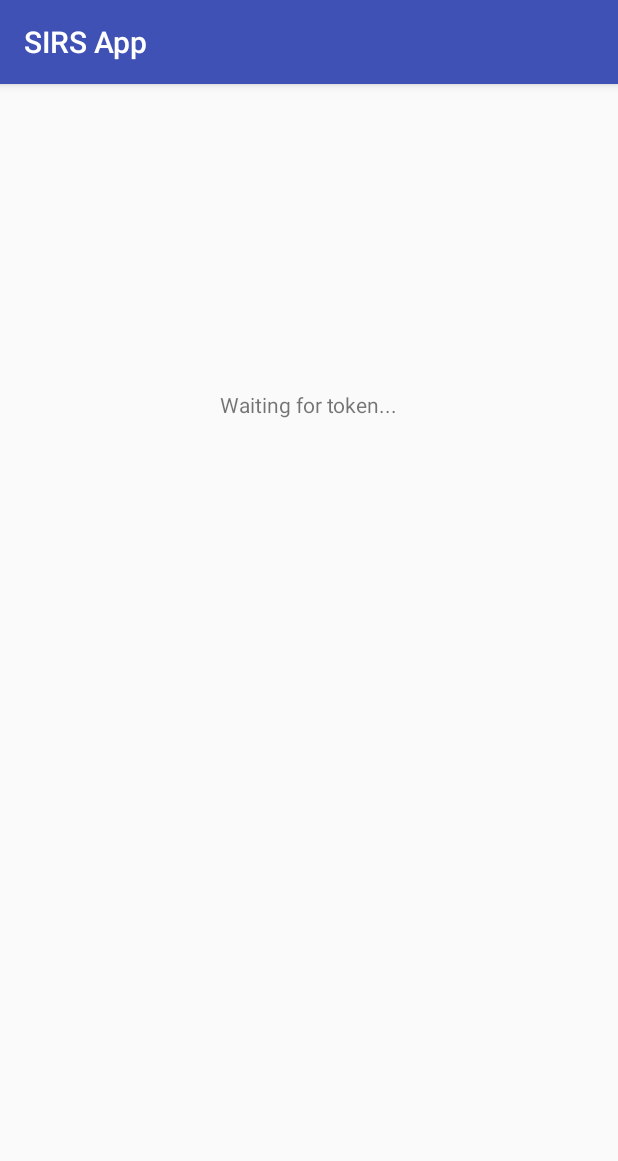
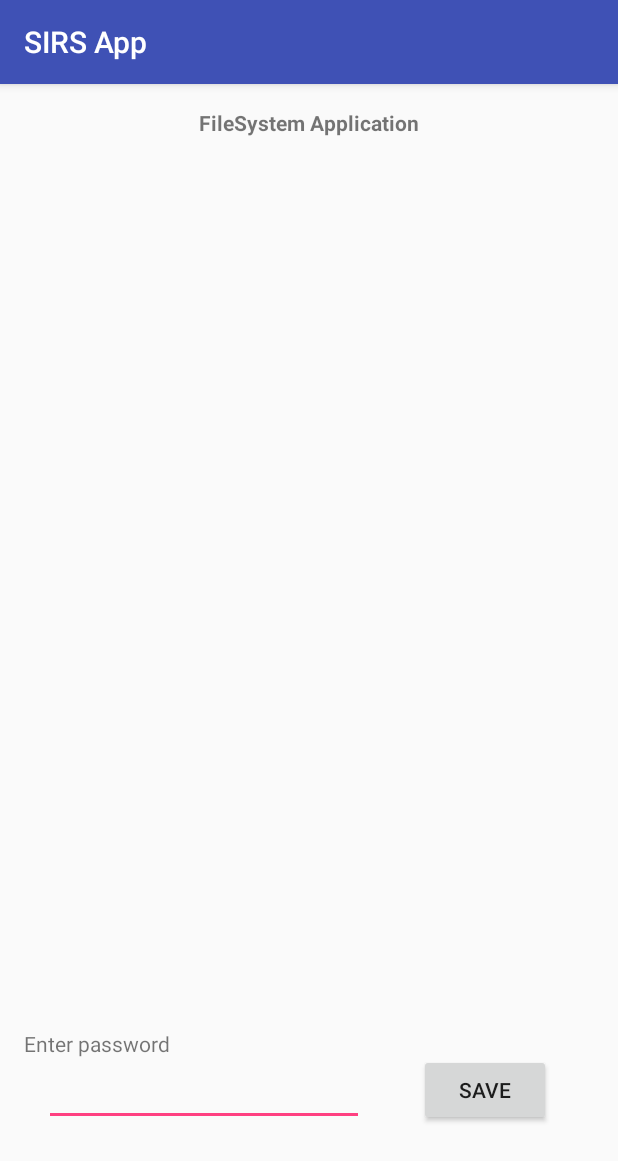
Before and after one commit to RicardoPereiraIST/SIRS_Project, an Android app: the screen it shows after launch (MainActivity), on a phone screen of 412 x 824 dp. Shown: the top 1161 px of the screen. Run offline under Robolectric (Android 15) with nearby library versions, the phone set to English and light mode, and no system bars.

Commit message:
Major overhaul of the Android app, now receives the password through the app

```diff
--- a/SIRSApp/app/src/main/java/pt/utl/ist/sirs/t05/sirsapp/WeakKey.java
+++ b/SIRSApp/app/src/main/java/pt/utl/ist/sirs/t05/sirsapp/Crypto/InitialKey.java
@@ -1,4 +1,4 @@
-package pt.utl.ist.sirs.t05.sirsapp;
+package pt.utl.ist.sirs.t05.sirsapp.Crypto;
 
 import android.util.Log;
 
@@ -14,14 +14,13 @@ import javax.crypto.spec.SecretKeySpec;
  * Created by Diogo on 11/17/2016.
  */
 
-public class WeakKey {
+public class InitialKey {
 
     private SecretKey key;
 
-    public WeakKey(String password, String salt){
+    public InitialKey(String password){
         try {
-
-            byte[] byte_salt = salt.getBytes();
+            byte[] byte_salt = "1234561234567812".getBytes();
 
             SecretKeyFactory factory = SecretKeyFactory.getInstance("PBKDF2WithHmacSHA1");
 
--- a/SIRSApp/app/src/main/java/pt/utl/ist/sirs/t05/sirsapp/RSA.java
+++ b/SIRSApp/app/src/main/java/pt/utl/ist/sirs/t05/sirsapp/Crypto/RSA.java
@@ -1,4 +1,4 @@
-package pt.utl.ist.sirs.t05.sirsapp;
+package pt.utl.ist.sirs.t05.sirsapp.Crypto;
 import java.security.KeyPair;
 import java.security.KeyPairGenerator;
 import java.security.PublicKey;
--- a/SIRSApp/app/src/main/res/layout/activity_main.xml
+++ b/SIRSApp/app/src/main/res/layout/activity_main.xml
@@ -13,9 +13,38 @@
     <TextView
         android:layout_width="wrap_content"
         android:layout_height="wrap_content"
-        android:text="Waiting for token..."
-        android:layout_marginTop="188dp"
-        android:layout_alignParentTop="true"
+        android:text="FileSystem Application"
         android:layout_centerHorizontal="true"
-        android:id="@+id/textView" />
+        android:id="@+id/main_activity_title"
+        android:textSize="14sp"
+        android:textStyle="normal|bold"
+        android:fontFamily="sans-serif" />
+
+    <Button
+        android:text="Save"
+        android:layout_width="wrap_content"
+        android:layout_height="wrap_content"
+        android:layout_marginBottom="57dp"
+        android:id="@+id/save_button"
+        android:layout_alignParentBottom="true"
+        android:layout_toEndOf="@+id/main_activity_title" />
+
+    <TextView
+        android:text="Enter password"
+        android:layout_width="wrap_content"
+        android:layout_height="wrap_content"
+        android:id="@+id/insert_password_text"
+        android:layout_above="@+id/password_box"
+        android:layout_alignParentStart="true" />
+
+    <EditText
+        android:layout_width="wrap_content"
+        android:layout_height="wrap_content"
+        android:inputType="textPassword"
+        android:ems="10"
+        android:id="@+id/password_box"
+        android:layout_alignBottom="@+id/save_button"
+        android:layout_alignParentStart="true"
+        android:layout_marginStart="13dp" />
+
 </RelativeLayout>
```
Also changed, not shown: SIRSApp/app/src/main/java/pt/utl/ist/sirs/t05/sirsapp/Constant.java (added, +13 -0 lines), SIRSApp/app/src/main/java/pt/utl/ist/sirs/t05/sirsapp/Crypto/SessionKey.java (renamed from SIRSApp/app/src/main/java/pt/utl/ist/sirs/t05/sirsapp/SessionKey.java, +9 -3 lines), SIRSApp/app/src/main/java/pt/utl/ist/sirs/t05/sirsapp/MainActivity.java (+122 -84 lines), 1 other file.
